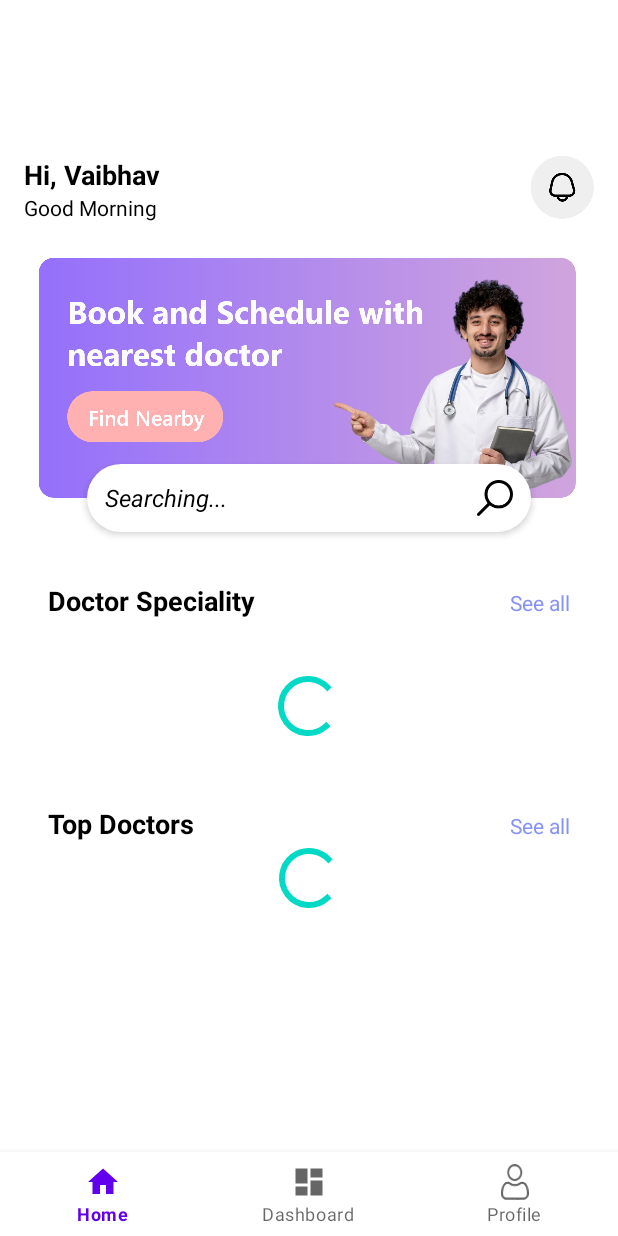
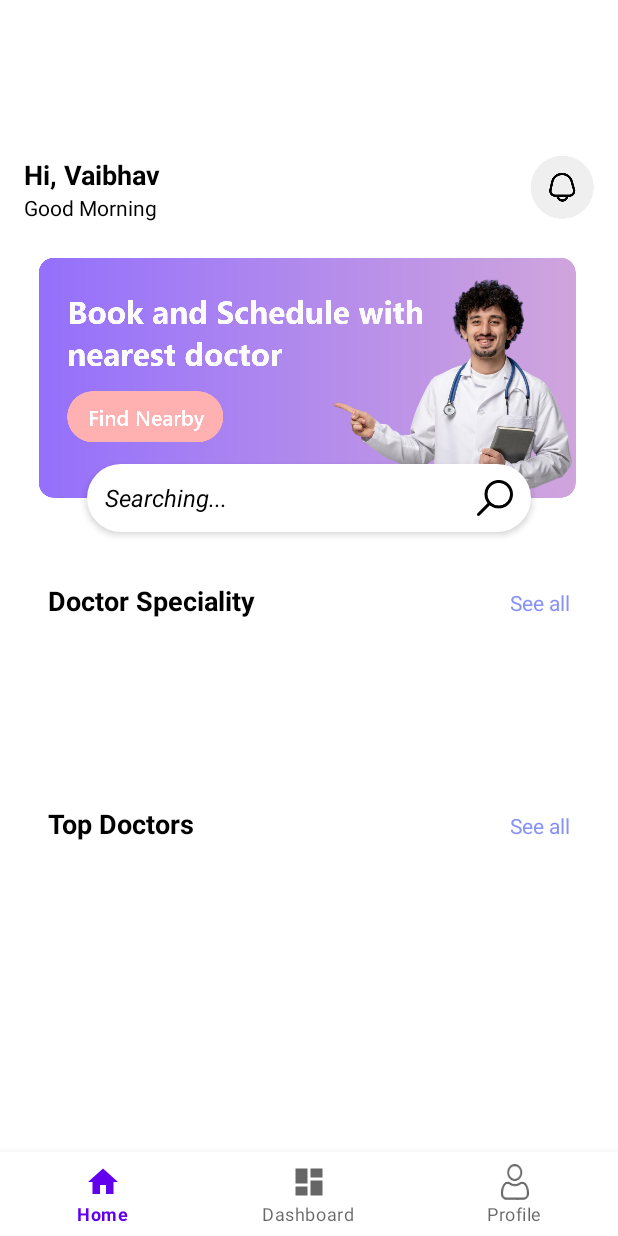
Before and after one commit to Vaibhav0120/LifeBeat, an Android app: the screen it shows after launch once a user with an empty profile is signed in (MainActivity), on a phone screen of 412 x 824 dp. Run offline under Robolectric (Android 15) with nearby library versions, the phone set to English and light mode, and no system bars; our stand-ins replace Firebase (no records; nobody signed in at launch, a user with empty details on screens opened directly), navigation-ui.

Commit message:
Home Backend Done (TODO HOME SPACE UP)

```diff
--- a/app/build.gradle.kts
+++ b/app/build.gradle.kts
@@ -51,6 +51,7 @@ dependencies {
     implementation(libs.androidx.activity)
     implementation(libs.firebase.auth)
     implementation(libs.firebase.firestore)
+    implementation(libs.firebase.database.ktx)
     testImplementation(libs.junit)
     androidTestImplementation(libs.androidx.junit)
     androidTestImplementation(libs.androidx.espresso.core)
--- a/app/src/main/java/com/example/lifebeat/MainActivity.kt
+++ b/app/src/main/java/com/example/lifebeat/MainActivity.kt
@@ -1,22 +1,29 @@
 package com.example.lifebeat
 
 import android.os.Bundle
-import com.google.android.material.bottomnavigation.BottomNavigationView
+import android.view.Window
 import androidx.appcompat.app.AppCompatActivity
 import androidx.navigation.findNavController
 import androidx.navigation.ui.AppBarConfiguration
 import androidx.navigation.ui.setupWithNavController
 import com.example.lifebeat.databinding.ActivityMainBinding
+import com.google.android.material.bottomnavigation.BottomNavigationView
 
 class MainActivity : AppCompatActivity() {
 
     private lateinit var binding: ActivityMainBinding
 
     override fun onCreate(savedInstanceState: Bundle?) {
+        // Hide the title bar before setting the content view
+        requestWindowFeature(Window.FEATURE_NO_TITLE)
+
         super.onCreate(savedInstanceState)
 
         binding = ActivityMainBinding.inflate(layoutInflater)
         setContentView(binding.root)
+
+        // Hide the action bar if it exists
+        supportActionBar?.hide()
 
         val navView: BottomNavigationView = binding.navView
 
--- /dev/null
+++ b/app/src/main/java/com/example/lifebeat/ViewModel/MainViewModel.kt
@@ -0,0 +1,64 @@
+package com.example.lifebeat.ViewModel
+
+import androidx.lifecycle.LiveData
+import androidx.lifecycle.MutableLiveData
+import androidx.lifecycle.ViewModel
+import com.example.lifebeat.Domain.CategoryModel
+import com.example.lifebeat.Domain.DoctorsModel
+import com.google.firebase.database.FirebaseDatabase
+import com.google.firebase.database.ValueEventListener
+import com.google.firebase.database.DataSnapshot
+import com.google.firebase.database.DatabaseError
+
+class MainViewModel : ViewModel() {
+
+    private val firebaseDatabase = FirebaseDatabase.getInstance()
+
+    private val _category = MutableLiveData<MutableList<CategoryModel>>()
+    private val _doctors = MutableLiveData<MutableList<DoctorsModel>>()
+
+    val category: LiveData<MutableList<CategoryModel>> = _category
+    val doctors: LiveData<MutableList<DoctorsModel>> = _doctors
+
+    fun loadCategory() {
+        val Ref = firebaseDatabase.getReference("Category")
+        Ref.addValueEventListener(object : ValueEventListener {
+            override fun onDataChange(snapshot: DataSnapshot) {
+                val list = mutableListOf<CategoryModel>()
+                for (childSnapshot in snapshot.children) {
+                    val categoryModel = childSnapshot.getValue(CategoryModel::class.java)
+                    if (categoryModel != null) {
+                        list.add(categoryModel) // Add category model to list
+                    }
+                }
+                _category.value = list // Update LiveData with the new list
+            }
+
+            override fun onCancelled(error: DatabaseError) {
+                // Handle error here
+            }
+        })
+    }
+
+    fun loadDoctors() {
+        val Ref = firebaseDatabase.getReference("Doctors")
+        Ref.addValueEventListener(object : ValueEventListener {
+            override fun onDataChange(snapshot: DataSnapshot) {
+                val list = mutableListOf<DoctorsModel>()  // Create a mutable list for DoctorsModel
+
+                for (childSnapshot in snapshot.children) {
+                    val doctorModel = childSnapshot.getValue(DoctorsModel::class.java)  // Get doctor object
+
+                    if (doctorModel != null) {
+                        list.add(doctorModel)  // Add doctor model to list
+                    }
+                }
+                _doctors.value = list  // Update LiveData with the new list of doctors
+            }
+
+            override fun onCancelled(error: DatabaseError) {
+                // Handle error here
+            }
+        })
+    }
+}
--- a/app/src/main/java/com/example/lifebeat/ui/home/HomeFragment.kt
+++ b/app/src/main/java/com/example/lifebeat/ui/home/HomeFragment.kt
@@ -5,6 +5,12 @@ import android.view.LayoutInflater
 import android.view.View
 import android.view.ViewGroup
 import androidx.fragment.app.Fragment
+import androidx.fragment.app.viewModels
+import androidx.lifecycle.Observer
+import androidx.recyclerview.widget.LinearLayoutManager
+import com.example.lifebeat.Adapter.CategoryAdapter
+import com.example.lifebeat.Adapter.TopDoctorAdapter
+import com.example.lifebeat.ViewModel.MainViewModel
 import com.example.lifebeat.databinding.FragmentHomeBinding
 
 class HomeFragment : Fragment() {
@@ -12,17 +18,55 @@ class HomeFragment : Fragment() {
     private var _binding: FragmentHomeBinding? = null
     private val binding get() = _binding!!
 
+    // Use the viewModels delegate to initialize ViewModel
+    private val viewModel: MainViewModel by viewModels()
+
     override fun onCreateView(
         inflater: LayoutInflater,
         container: ViewGroup?,
         savedInstanceState: Bundle?
     ): View {
         _binding = FragmentHomeBinding.inflate(inflater, container, false)
+
+        // Initialize category list and set up observer
+        initCategory()
+        initTopDoctors()
+
         return binding.root
+    }
+
+    private fun initTopDoctors() {
+        binding.apply {
+            progressBarTopDoctors.visibility = View.VISIBLE
+            viewModel.doctors.observe(viewLifecycleOwner, Observer { doctorList ->
+                recyclerViewTopDoctors.layoutManager = LinearLayoutManager(
+                    requireContext(), // Fixed context here
+                    LinearLayoutManager.HORIZONTAL,
+                    false
+                )
+                recyclerViewTopDoctors.adapter = TopDoctorAdapter(doctorList)
+                progressBarTopDoctors.visibility = View.GONE
+            })
+            viewModel.loadDoctors()
+        }
+    }
+
+    private fun initCategory() {
+        binding.progressBarCategory.visibility = View.VISIBLE
+        viewModel.category.observe(viewLifecycleOwner, Observer { categoryList ->
+            binding.viewCategory.layoutManager = LinearLayoutManager(
+                requireContext(), // Use requireContext() here as well
+                LinearLayoutManager.HORIZONTAL,
+                false
+            )
+            binding.viewCategory.adapter = CategoryAdapter(categoryList)
+            binding.progressBarCategory.visibility = View.GONE
+        })
+        viewModel.loadCategory()
     }
 
     override fun onDestroyView() {
         super.onDestroyView()
-        _binding = null
+        _binding = null // Prevent memory leaks
     }
 }
--- a/app/src/main/res/layout/fragment_home.xml
+++ b/app/src/main/res/layout/fragment_home.xml
@@ -184,7 +184,7 @@
                 android:layout_height="match_parent">
 
                 <androidx.recyclerview.widget.RecyclerView
-                    android:id="@+id/recycleViewTopDoctors"
+                    android:id="@+id/recyclerViewTopDoctors"
                     android:layout_width="match_parent"
                     android:layout_height="match_parent"
                     android:layout_marginTop="16dp"
@@ -203,9 +203,9 @@
                     style="?android:attr/progressBarStyle"
                     android:layout_width="wrap_content"
                     android:layout_height="wrap_content"
-                    app:layout_constraintBottom_toBottomOf="@+id/recycleViewTopDoctors"
-                    app:layout_constraintEnd_toEndOf="@+id/recycleViewTopDoctors"
-                    app:layout_constraintStart_toStartOf="@+id/recycleViewTopDoctors"
+                    app:layout_constraintBottom_toBottomOf="@+id/recyclerViewTopDoctors"
+                    app:layout_constraintEnd_toEndOf="@+id/recyclerViewTopDoctors"
+                    app:layout_constraintStart_toStartOf="@+id/recyclerViewTopDoctors"
                     app:layout_constraintTop_toTopOf="parent" />
             </androidx.constraintlayout.widget.ConstraintLayout>
         </LinearLayout>
--- a/app/src/main/res/values/colors.xml
+++ b/app/src/main/res/values/colors.xml
@@ -10,4 +10,6 @@
 
     <color name="lavender">#8692f7</color>
     <color name="gray">#acacac</color>
+    <color name="lightPurple">#f0e9fa</color>
+    <color name="darkPurple">#6735a4</color>
 </resources>
--- a/gradle/libs.versions.toml
+++ b/gradle/libs.versions.toml
@@ -19,6 +19,7 @@ googleGmsGoogleServices = "4.4.2"
 firebaseAuth = "23.0.0"
 firebaseFirestore = "25.1.0"
 playServicesAuth = "21.2.0"
+firebaseDatabaseKtx = "21.0.0"
 
 [libraries]
 androidx-core-ktx = { group = "androidx.core", name = "core-ktx", version.ref = "coreKtx" }
@@ -38,6 +39,7 @@ androidx-activity = { group = "androidx.activity", name = "activity", version.re
 firebase-auth = { group = "com.google.firebase", name = "firebase-auth", version.ref = "firebaseAuth" }
 firebase-firestore = { group = "com.google.firebase", name = "firebase-firestore", version.ref = "firebaseFirestore" }
 play-services-auth = { module = "com.google.android.gms:play-services-auth", version.ref = "playServicesAuth" }
+firebase-database-ktx = { group = "com.google.firebase", name = "firebase-database-ktx", version.ref = "firebaseDatabaseKtx" }
 
 [plugins]
 android-application = { id = "com.android.application", version.ref = "agp" }
```
Also changed, not shown: app/src/main/java/com/example/lifebeat/Adapter/CategoryAdapter.kt (added, +34 -0 lines), app/src/main/java/com/example/lifebeat/Adapter/TopDoctorAdapter.kt (added, +35 -0 lines), app/src/main/java/com/example/lifebeat/Domain/CategoryModel.kt (added, +7 -0 lines), app/src/main/java/com/example/lifebeat/Domain/DoctorsModel.kt (added, +63 -0 lines), app/src/main/res/drawable/light_purple_bg.xml (added, +9 -0 lines), app/src/main/res/drawable/light_purple_oval_background.xml (added, +8 -0 lines), app/src/main/res/layout/viewholder_category.xml (added, +42 -0 lines), app/src/main/res/layout/viewholder_top_doctor.xml (added, +93 -0 lines).
